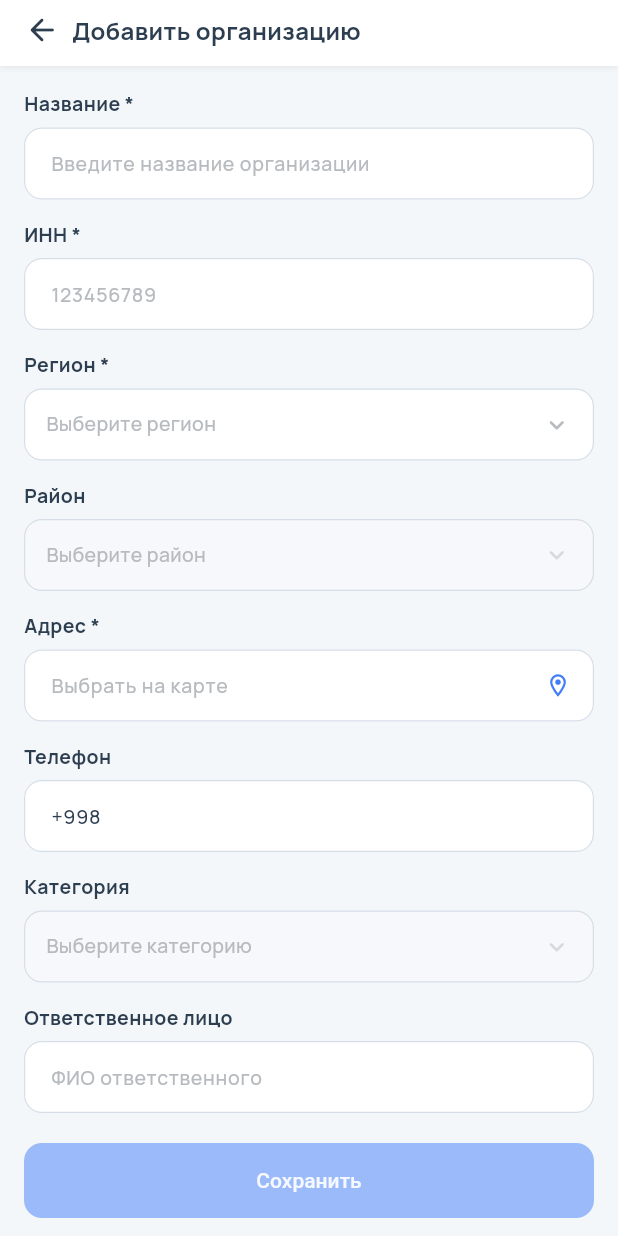
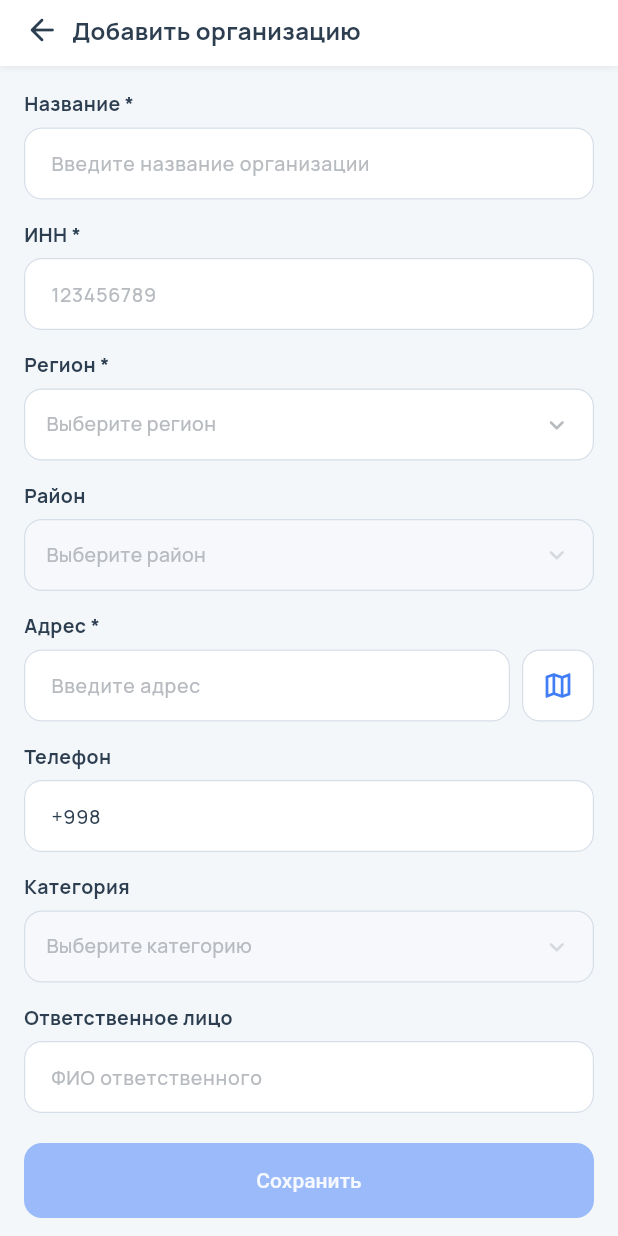
Before and after one commit to AntonProject/lima-app, a Flutter app: the AddPharmacyScreen screen opened by its route, on a phone screen of 412 x 824 dp. Run offline on Flutter 3.47's test engine with Material 3 defaults, Android fonts, the phone set to English and light mode, and no system bars; our stand-ins replace connectivity_plus, dio, flutter_local_notifications, flutter_map, flutter_riverpod, flutter_secure_storage and 14 more; missing offline and left inert: excel, workmanager; accounts and stored records are empty; network calls fail; statements that could not run were skipped.

Commit message:
fix(create-org): phone prefix, add-phone button, address map, region prefill (1.0.3+13)
- phone: "+998" prefix is now truly fixed — backspacing into it no longer
  resurrects digits (the "+99899 / 99 comes back" glitch)
- "+ Add phone" button: bordered, text sized like the field, blue when
  active (border too), tighter spacing
- address: free text input + a separate map button; picking a point
  reverse-geocodes (OSM Nominatim) and fills the address
- region: pre-selected from the user's profile; selected value shown in
  normal dark text (blue kept only inside the picker dialog), neutral
  border (blue border only on focus for text fields)

Co-Authored-By: Claude Opus 4.8 <noreply@anthropic.com>

```diff
--- a/lib/core/i18n/app_i18n.dart
+++ b/lib/core/i18n/app_i18n.dart
@@ -233,6 +233,7 @@ class AppI18n {
       'tapMapToPick': 'Нажмите на карту для выбора точки',
       'organizationAdded': 'Организация добавлена',
       'organizationSavedOffline': 'Сохранено офлайн — отправится при сети',
+      'enterAddress': 'Введите адрес',
       'addLpu': 'Добавить ЛПУ',
       'lpuNameRequired': 'Название ЛПУ *',
       'lpuNamePlaceholder': 'Введите название ЛПУ',
@@ -809,6 +810,7 @@ class AppI18n {
       'tapMapToPick': 'Nuqtani tanlash uchun xaritani bosing',
       'organizationAdded': 'Tashkilot qo\'shildi',
       'organizationSavedOffline': 'Oflayn saqlandi — onlayn bo\'lganda yuklanadi',
+      'enterAddress': 'Manzilni kiriting',
       'addLpu': 'DM qo\'shish',
       'lpuNameRequired': 'DM nomi *',
       'lpuNamePlaceholder': 'DM nomini kiriting',
@@ -1385,6 +1387,7 @@ class AppI18n {
       'tapMapToPick': 'Нуқтани танлаш учун харитани босинг',
       'organizationAdded': 'Ташкилот қўшилди',
       'organizationSavedOffline': 'Офлайн сақланди — онлайн бўлганда юкланади',
+      'enterAddress': 'Манзилни киритинг',
       'addLpu': 'ДМ қўшиш',
       'lpuNameRequired': 'ДМ номи *',
       'lpuNamePlaceholder': 'ДМ номини киритинг',
@@ -1954,6 +1957,7 @@ class AppI18n {
       'tapMapToPick': 'Tap the map to pick a point',
       'organizationAdded': 'Organization added',
       'organizationSavedOffline': 'Saved offline — will sync when online',
+      'enterAddress': 'Enter address',
       'addLpu': 'Add LPU',
       'lpuNameRequired': 'LPU name *',
       'lpuNamePlaceholder': 'Enter LPU name',
--- a/lib/features/visits/screens/add_pharmacy_screen.dart
+++ b/lib/features/visits/screens/add_pharmacy_screen.dart
@@ -1,3 +1,4 @@
+import 'package:dio/dio.dart';
 import 'package:flutter/material.dart';
 import 'package:flutter/services.dart';
 import 'package:flutter_map/flutter_map.dart';
@@ -13,6 +14,7 @@ import '../../../core/network/remote_api_service.dart';
 import '../../../core/providers/connectivity_provider.dart';
 import '../../../core/theme/app_theme.dart';
 import '../../../core/widgets/app_widgets.dart';
+import '../../auth/providers/auth_provider.dart';
 
 /// Organisation kind for the create form. Pharmacy and LPU share the same
 /// screen; LPU adds revision status, facility type and multiple phones, and
@@ -99,9 +101,39 @@ class _AddPharmacyScreenState extends ConsumerState<AddPharmacyScreen> {
         if (_isLpu && results.length > 2) _facilityTypes = results[2];
         _loadingDicts = false;
       });
+      _prefillUserRegion();
     } catch (_) {
       if (!mounted) return;
       setState(() => _loadingDicts = false);
+    }
+  }
+
+  /// Pre-selects the user's own region (from profile) so the field starts
+  /// filled — matching the web form. Matches by region id, then by name.
+  void _prefillUserRegion() {
+    if (_regionId != null || _regions.isEmpty) return;
+    final user = ref.read(authProvider).user;
+    if (user == null) return;
+    Map<String, dynamic>? match;
+    if (user.regionId != null) {
+      for (final r in _regions) {
+        if ((r['id'] as num?)?.toInt() == user.regionId) {
+          match = r;
+          break;
+        }
+      }
+    }
+    if (match == null && (user.city ?? '').trim().isNotEmpty) {
+      final city = user.city!.trim().toLowerCase();
+      for (final r in _regions) {
+        if ('${r['name']}'.trim().toLowerCase() == city) {
+          match = r;
+          break;
+        }
+      }
+    }
+    if (match != null) {
+      _selectRegion(match['id'] as int, match['name'] as String);
     }
   }
 
@@ -126,9 +158,15 @@ class _AddPharmacyScreenState extends ConsumerState<AddPharmacyScreen> {
       selectedId: _regionId,
     );
     if (picked == null || !mounted) return;
+    await _selectRegion(picked['id'] as int, picked['name'] as String);
+  }
+
+  /// Sets the region and loads its districts. Shared by the picker and the
+  /// profile-based prefill.
+  Future<void> _selectRegion(int id, String name) async {
     setState(() {
-      _regionId = picked['id'] as int;
-      _regionName = picked['name'] as String;
+      _regionId = id;
+      _regionName = name;
       _areaId = null;
       _areaName = null;
       _areaCenter = null;
@@ -139,7 +177,7 @@ class _AddPharmacyScreenState extends ConsumerState<AddPharmacyScreen> {
     try {
       final areas = await ref
           .read(remoteApiServiceProvider)
-          .getAreas(_regionId!);
+          .getAreas(id);
       if (!mounted) return;
       setState(() {
         _areas = areas;
@@ -303,7 +341,9 @@ class _AddPharmacyScreenState extends ConsumerState<AddPharmacyScreen> {
                                   fontWeight: isSelected
                                       ? FontWeight.w700
                                       : FontWeight.w600,
-                                  color: AppColors.primaryText,
+                                  color: isSelected
+                                      ? AppColors.primary
+                                      : AppColors.primaryText,
                                 ),
                               ),
                             ),
@@ -340,6 +380,38 @@ class _AddPharmacyScreenState extends ConsumerState<AddPharmacyScreen> {
       _latitude = result.latitude;
       _longitude = result.longitude;
     });
+    // Overwrite the address from the chosen point (reverse geocoding).
+    final addr = await _reverseGeocode(result);
+    if (!mounted) return;
+    if (addr != null && addr.isNotEmpty) {
+      setState(() => _addressCtrl.text = addr);
+    }
+  }
+
+  /// Reverse-geocodes a point to a human address via OSM Nominatim (no key).
+  /// Returns null on any failure — the user can still type the address.
+  Future<String?> _reverseGeocode(LatLng p) async {
+    try {
+      final resp = await Dio().get(
+        'https://nominatim.openstreetmap.org/reverse',
+        queryParameters: {
+          'format': 'jsonv2',
+          'lat': p.latitude,
+          'lon': p.longitude,
+          'accept-language': 'ru',
+        },
+        options: Options(
+          headers: {'User-Agent': 'com.limapharma.limafield'},
+          sendTimeout: const Duration(seconds: 6),
+          receiveTimeout: const Duration(seconds: 6),
+        ),
+      );
+      final data = resp.data;
+      if (data is Map && data['display_name'] is String) {
+        return data['display_name'] as String;
+      }
+    } catch (_) {}
+    return null;
   }
 
   /// Initial map centre, by priority:
@@ -549,16 +621,41 @@ class _AddPharmacyScreenState extends ConsumerState<AddPharmacyScreen> {
                       ),
                       const SizedBox(height: 14),
                       _label(context.l10n.t('addressRequired')),
-                      _textField(
-                        _addressCtrl,
-                        context.l10n.t('selectOnMap'),
-                        trailing: IconButton(
-                          icon: const Icon(
-                            Icons.location_on_outlined,
-                            color: AppColors.primary,
+                      // Manual text input + a separate map button (web parity):
+                      // typing edits the address freely; the map button picks a
+                      // point and overwrites the address from it.
+                      Row(
+                        crossAxisAlignment: CrossAxisAlignment.center,
+                        children: [
+                          Expanded(
+                            child: _textField(
+                              _addressCtrl,
+                              context.l10n.t('enterAddress'),
+                            ),
                           ),
-                          onPressed: _pickOnMap,
-                        ),
+                          const SizedBox(width: 8),
+                          AppTapScale(
+                            pressedScale: 0.92,
+                            onTap: _pickOnMap,
+                            child: Container(
+                              width: 48,
+                              height: 48,
+                              decoration: BoxDecoration(
+                                color: Colors.white,
+                                borderRadius: BorderRadius.circular(12),
+                                border: Border.all(
+                                  color: const Color(0xFFD6DEE8),
+                                  width: 0.8,
+                                ),
+                              ),
+                              child: const Icon(
+                                Icons.map_outlined,
+                                color: AppColors.primary,
+                                size: 22,
+                              ),
+                            ),
+                          ),
+                        ],
                       ),
                       // Facility type — LPU only (optional).
                       if (_isLpu) ...[
@@ -730,6 +827,7 @@ class _AddPharmacyScreenState extends ConsumerState<AddPharmacyScreen> {
     required VoidCallback? onTap,
   }) {
     final enabled = onTap != null;
+    final selected = value != null && value.isNotEmpty;
     return AppTapScale(
       pressedScale: 0.99,
       onTap: onTap,
@@ -739,23 +837,22 @@ class _AddPharmacyScreenState extends ConsumerState<AddPharmacyScreen> {
         decoration: BoxDecoration(
           color: enabled ? Colors.white : const Color(0xFFF6F8FB),
           borderRadius: BorderRadius.circular(12),
+          // Neutral border always — selection is shown by the blue text only.
           border: Border.all(color: const Color(0xFFD6DEE8), width: 0.8),
         ),
         child: Row(
           children: [
             Expanded(
               child: Text(
-                value == null || value.isEmpty ? hint : value,
+                selected ? value : hint,
                 maxLines: 1,
                 overflow: TextOverflow.ellipsis,
                 style: GoogleFonts.manrope(
                   fontSize: 13,
-                  fontWeight: value == null || value.isEmpty
-                      ? FontWeight.w500
-                      : FontWeight.w600,
-                  color: value == null || value.isEmpty
-                      ? AppColors.hintText
-                      : AppColors.primaryText,
+                  fontWeight: selected ? FontWeight.w600 : FontWeight.w500,
+                  // Selected value uses the normal dark text (like the INN
+                  // field), not blue. Blue is only for the picker dialog.
+                  color: selected ? AppColors.primaryText : AppColors.hintText,
                 ),
               ),
             ),
@@ -846,13 +943,48 @@ class _AddPharmacyScreenState extends ConsumerState<AddPharmacyScreen> {
           const SizedBox(height: 8),
           Align(
             alignment: Alignment.centerLeft,
-            child: TextButton.icon(
-              onPressed: _canAddPhone ? _addPhoneField : null,
-              icon: const Icon(Icons.add_rounded, size: 18),
-              label: Text(context.l10n.t('addPhone')),
-              style: TextButton.styleFrom(
-                foregroundColor: AppColors.primary,
-                padding: const EdgeInsets.symmetric(horizontal: 8, vertical: 4),
+            child: AppTapScale(
+              pressedScale: 0.97,
+              onTap: _canAddPhone ? _addPhoneField : null,
+              child: Container(
+                padding: const EdgeInsets.symmetric(
+                  horizontal: 12,
+                  vertical: 9,
+                ),
+                decoration: BoxDecoration(
+                  color: Colors.white,
+                  borderRadius: BorderRadius.circular(10),
+                  border: Border.all(
+                    // Blue border when active (text is blue), grey when not.
+                    color: _canAddPhone
+                        ? AppColors.primary
+                        : const Color(0xFFD6DEE8),
+                    width: _canAddPhone ? 1 : 0.8,
+                  ),
+                ),
+                child: Row(
+                  mainAxisSize: MainAxisSize.min,
+                  children: [
+                    Icon(
+                      Icons.add_rounded,
+                      size: 16,
+                      color: _canAddPhone
+                          ? AppColors.primary
+                          : AppColors.hintText,
+                    ),
+                    const SizedBox(width: 6),
+                    Text(
+                      context.l10n.t('addPhone'),
+                      style: GoogleFonts.manrope(
+                        fontSize: 13,
+                        fontWeight: FontWeight.w600,
+                        color: _canAddPhone
+                            ? AppColors.primary
+                            : AppColors.hintText,
+                      ),
+                    ),
+                  ],
+                ),
               ),
             ),
           ),
@@ -974,13 +1106,17 @@ class _UzPhoneFormatter extends TextInputFormatter {
     TextEditingValue oldValue,
     TextEditingValue newValue,
   ) {
-    // Collect all digits from the raw input, drop a leading 998 country code.
-    var digits = newValue.text.replaceAll(RegExp(r'\D'), '');
-    if (digits.startsWith('998')) digits = digits.substring(3);
-    if (digits.length > _maxDigitsAfterPrefix) {
-      digits = digits.substring(0, _maxDigitsAfterPrefix);
+    // The "+998" prefix is fixed. All digits are kept as one stream; the first
+    // three (the 998 country code) belong to the prefix, the rest is the
+    // subscriber number. Backspacing inside the prefix yields fewer than 3
+    // digits → tail is empty → field stays "+998" (no "+99899" glitch, and the
+    // 99 never "comes back").
+    final digits = newValue.text.replaceAll(RegExp(r'\D'), '');
+    var tail = digits.length > 3 ? digits.substring(3) : '';
+    if (tail.length > _maxDigitsAfterPrefix) {
+      tail = tail.substring(0, _maxDigitsAfterPrefix);
     }
-    final text = '$_prefix$digits';
+    final text = '$_prefix$tail';
     return TextEditingValue(
       text: text,
       selection: TextSelection.collapsed(offset: text.length),
--- a/pubspec.yaml
+++ b/pubspec.yaml
@@ -1,7 +1,7 @@
 name: lima
 description: LIMA — Mobile app for medical representatives
 publish_to: 'none'
-version: 1.0.3+12
+version: 1.0.3+13
 
 environment:
   sdk: ^3.10.4
```
